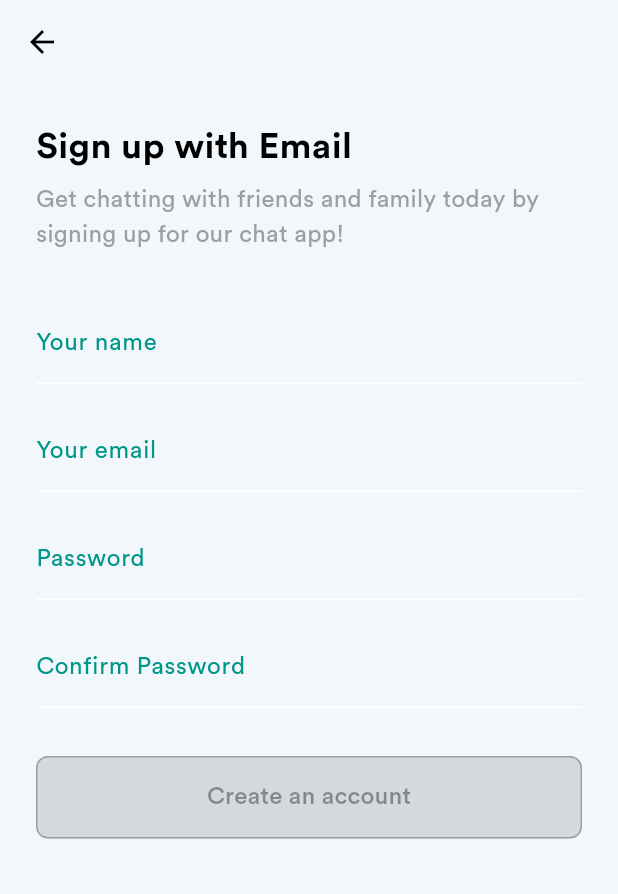
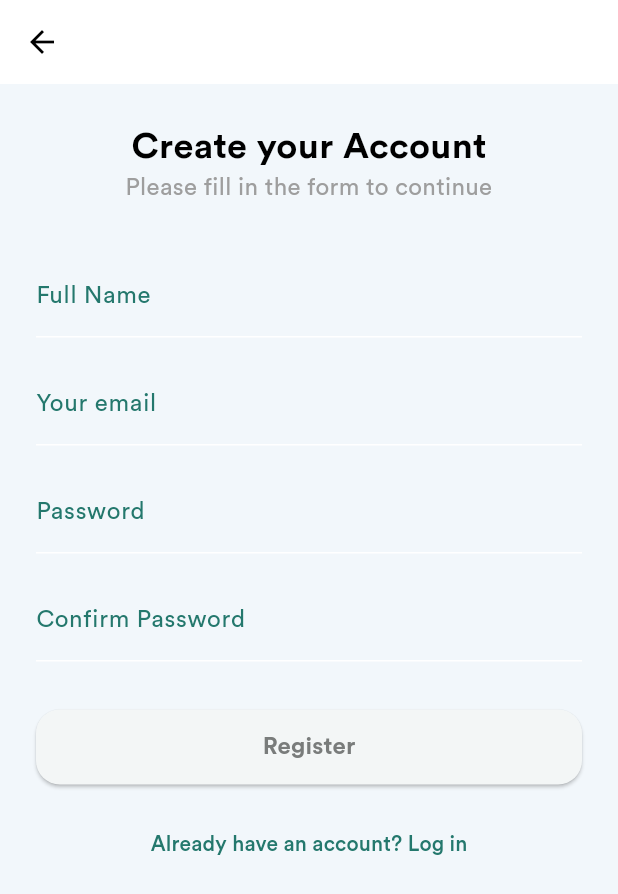
Before and after one commit to XuanThongN/PingMeChat, a Flutter app: the screen it shows after launch, after a tap on "Sign up with mail", on a phone screen of 412 x 824 dp. Shown: the top 894 px of the screen. Run offline on Flutter 3.47's test engine with Material 3 defaults, Android fonts, the light colour scheme and no system bars; our stand-ins replace flutter_slidable; project files that could hold a hidden picture were left out.

Commit message:
feat: optimize code in login and register page

```diff
--- a/Frontend/pingmechat_ui/lib/main.dart
+++ b/Frontend/pingmechat_ui/lib/main.dart
@@ -1,5 +1,4 @@
 import 'package:flutter/material.dart';
-import 'package:pingmechat_ui/presentation/pages/login_page.dart';
 import 'package:pingmechat_ui/splash_screen.dart';
 
 import 'config/theme.dart';
--- a/Frontend/pingmechat_ui/lib/presentation/pages/register_page.dart
+++ b/Frontend/pingmechat_ui/lib/presentation/pages/register_page.dart
@@ -1,10 +1,21 @@
+import 'dart:async';
+
 import 'package:flutter/material.dart';
+import 'package:pingmechat_ui/core/utils/input_validator.dart';
+import 'package:pingmechat_ui/presentation/pages/login_page.dart';
+import 'package:pingmechat_ui/presentation/widgets/app_bar.dart';
+import 'package:pingmechat_ui/presentation/widgets/custom_divider.dart';
+import 'package:pingmechat_ui/presentation/widgets/custom_text_field.dart';
+
+import '../../config/theme.dart';
+import '../widgets/custom_button.dart';
+import '../widgets/social_button.dart';
 
 class RegisterPage extends StatefulWidget {
   const RegisterPage({Key? key}) : super(key: key);
 
   @override
-  _RegisterPageState createState() => _RegisterPageState();
+  State<RegisterPage> createState() => _RegisterPageState();
 }
 
 class _RegisterPageState extends State<RegisterPage> {
@@ -13,97 +24,125 @@ class _RegisterPageState extends State<RegisterPage> {
   final _emailController = TextEditingController();
   final _passwordController = TextEditingController();
   final _confirmPasswordController = TextEditingController();
+  final _isFormValid = ValueNotifier<bool>(false);
+  final _isLoading = ValueNotifier<bool>(false);
+  Timer? _debounce;
 
-  bool _isFormValid = false;
+  final _nameFocusNode = FocusNode();
+  final _emailFocusNode = FocusNode();
+  final _passwordFocusNode = FocusNode();
+  final _confirmPasswordFocusNode = FocusNode();
 
   @override
   void initState() {
     super.initState();
-    _nameController.addListener(_updateFormState);
-    _emailController.addListener(_updateFormState);
-    _passwordController.addListener(_updateFormState);
-    _confirmPasswordController.addListener(_updateFormState);
+    _nameController.addListener(_validateForm);
+    _emailController.addListener(_validateForm);
+    _passwordController.addListener(_validateForm);
+    _confirmPasswordController.addListener(_validateForm);
   }
 
-  void _updateFormState() {
-    setState(() {
-      _isFormValid = _formKey.currentState?.validate() ?? false;
+  void _validateForm() {
+    if (_debounce?.isActive ?? false) _debounce?.cancel();
+    _debounce = Timer(const Duration(milliseconds: 500), () {
+      _isFormValid.value = _formKey.currentState?.validate() ?? false;
     });
   }
 
   @override
   void dispose() {
+    _debounce?.cancel();
     _nameController.dispose();
     _emailController.dispose();
     _passwordController.dispose();
     _confirmPasswordController.dispose();
+    _isFormValid.dispose();
+    _nameFocusNode.dispose();
+    _emailFocusNode.dispose();
+    _passwordFocusNode.dispose();
+    _confirmPasswordFocusNode.dispose();
     super.dispose();
   }
 
   @override
   Widget build(BuildContext context) {
     return Scaffold(
-      appBar: AppBar(
-        leading: IconButton(
-          icon: const Icon(Icons.arrow_back, color: Colors.black),
-          onPressed: () => Navigator.of(context).pop(),
-        ),
-        backgroundColor: Colors.transparent,
-        elevation: 0,
-      ),
+      appBar: CustomAppBar(),
       body: SingleChildScrollView(
-        child: Padding(
         padding: const EdgeInsets.all(24.0),
         child: Form(
           key: _formKey,
           child: Column(
             crossAxisAlignment: CrossAxisAlignment.start,
             children: [
-                const Text(
-                  'Sign up with Email',
+              const Center(
+                child: Column(
+                  children: [
+                    Text(
+                      'Create your Account',
                       style: TextStyle(
                         fontSize: 24,
                         fontWeight: FontWeight.bold,
+                        color: Colors.black,
                       ),
                     ),
-                const SizedBox(height: 8),
-                const Text(
-                  'Get chatting with friends and family today by signing up for our chat app!',
+                    Text(
+                      'Please fill in the form to continue',
+                      textAlign: TextAlign.center,
                       style: TextStyle(
                         fontSize: 16,
                         color: Colors.grey,
                       ),
                     ),
-                const SizedBox(height: 32),
-                _buildTextField('Your name', _nameController),
-                const SizedBox(height: 16),
-                _buildTextField('Your email', _emailController, isEmail: true),
-                const SizedBox(height: 16),
-                _buildTextField('Password', _passwordController, isPassword: true),
-                const SizedBox(height: 16),
-                _buildTextField('Confirm Password', _confirmPasswordController, isPassword: true),
-                const SizedBox(height: 32),
-                SizedBox(
-                  width: double.infinity,
-                  child: ElevatedButton(
-                    onPressed: _isFormValid
-                        ? () {
-                      // TODO: Implement sign up logic
-                      print('Sign up button pressed');
-                    }
-                        : null,
-                    style: ElevatedButton.styleFrom(
-                      backgroundColor: _isFormValid ? Colors.teal : Colors.white,
-                      foregroundColor: _isFormValid ? Colors.white : Colors.grey,
-                      padding: const EdgeInsets.symmetric(vertical: 16),
-                      shape: RoundedRectangleBorder(
-                        borderRadius: BorderRadius.circular(8),
-                        side: BorderSide(color: _isFormValid ? Colors.transparent : Colors.grey),
+                  ],
                 ),
               ),
+              const SizedBox(height: 32),
+              _buildNameField(),
+              const SizedBox(height: 16),
+              _buildEmailField(),
+              const SizedBox(height: 16),
+              _buildPasswordField(),
+              const SizedBox(height: 16),
+              _buildConfirmPasswordField(),
+              const SizedBox(height: 32),
+              ValueListenableBuilder<bool>(
+                valueListenable: _isLoading,
+                builder: (context, isLoading, child) {
+                  return ValueListenableBuilder<bool>(
+                    valueListenable: _isFormValid,
+                    builder: (context, isFormValid, child) {
+                      return CustomElevatedButton(
+                        text: 'Register',
+                        onPressed: (isFormValid && !isLoading)
+                            ? _handleRegister
+                            : () {},
+                        foregroundColor: (isFormValid && !isLoading)
+                            ? AppColors.white
+                            : AppColors.tertiary,
+                        backgroundColor: (isFormValid && !isLoading)
+                            ? AppColors.primary
+                            : AppColors.disabledColor,
+                        isLoading: isLoading,
+                      );
+                    },
+                  );
+                },
+              ),
+              const SizedBox(height: 16),
+              Center(
+                child: TextButton(
+                  onPressed: () {
+                    // Navigate to login screen here
+                    Navigator.push(
+                      context,
+                      MaterialPageRoute(
+                          builder: (context) => const LoginPage()),
+                    );
+                  },
                   child: const Text(
-                      'Create an account',
-                      style: TextStyle(fontSize: 16),
+                    'Already have an account? Log in',
+                    style: TextStyle(color: AppColors.primary),
                   ),
                 ),
               ),
@@ -111,33 +150,78 @@ class _RegisterPageState extends State<RegisterPage> {
           ),
         ),
       ),
-      ),
     );
   }
 
-  Widget _buildTextField(String label, TextEditingController controller, {bool isPassword = false, bool isEmail = false}) {
-    return TextFormField(
-      controller: controller,
-      obscureText: isPassword,
-      decoration: InputDecoration(
-        labelText: label,
-        labelStyle: const TextStyle(color: Colors.teal),
-        focusedBorder: const UnderlineInputBorder(
-          borderSide: BorderSide(color: Colors.teal),
-        ),
-      ),
-      validator: (value) {
-        if (value == null || value.isEmpty) {
-          return 'Please enter $label';
-        }
-        if (isEmail && !RegExp(r'^[\w-\.]+@([\w-]+\.)+[\w-]{2,4}$').hasMatch(value)) {
-          return 'Please enter a valid email';
-        }
-        if (isPassword && value.length < 6) {
-          return 'Password must be at least 6 characters';
-        }
-        return null;
-      },
+  Widget _buildNameField() {
+    return CustomTextField(
+      label: 'Full Name',
+      controller: _nameController,
+      validator: InputValidator.validateName,
+      keyboardType: TextInputType.name,
+      focusNode: _nameFocusNode,
+      onFieldSubmitted: (_) =>
+          FocusScope.of(context).requestFocus(_emailFocusNode),
     );
   }
+
+  Widget _buildEmailField() {
+    return CustomTextField(
+      label: 'Your email',
+      controller: _emailController,
+      validator: InputValidator.validateEmail,
+      keyboardType: TextInputType.emailAddress,
+      focusNode: _emailFocusNode,
+      onFieldSubmitted: (_) =>
+          FocusScope.of(context).requestFocus(_passwordFocusNode),
+    );
   }
+
+  Widget _buildPasswordField() {
+    return CustomTextField(
+      label: 'Password',
+      isPassword: true,
+      controller: _passwordController,
+      validator: InputValidator.validatePassword,
+      keyboardType: TextInputType.visiblePassword,
+      focusNode: _passwordFocusNode,
+      onFieldSubmitted: (_) =>
+          FocusScope.of(context).requestFocus(_confirmPasswordFocusNode),
+    );
+  }
+
+  Widget _buildConfirmPasswordField() {
+    return CustomTextField(
+      label: 'Confirm Password',
+      isPassword: true,
+      controller: _confirmPasswordController,
+      validator: (value) => InputValidator.validateConfirmPassword(
+          value, _passwordController.text),
+      keyboardType: TextInputType.visiblePassword,
+      focusNode: _confirmPasswordFocusNode,
+      onFieldSubmitted: (_) => _handleRegister(),
+    );
+  }
+
+  void _handleRegister() async {
+    if (_formKey.currentState!.validate()) {
+      _isLoading.value = true;
+      try {
+        // Call API here
+        await Future.delayed(const Duration(seconds: 2)); // Fake API call
+        // Xử lý kết quả đăng ký thành công
+        ScaffoldMessenger.of(context).showSnackBar(
+          const SnackBar(content: Text('Registration successful')),
+        );
+        // Navigate to next screen or login screen
+      } catch (e) {
+        // Xử lý lỗi
+        ScaffoldMessenger.of(context).showSnackBar(
+          SnackBar(content: Text('Registration failed: $e')),
+        );
+      } finally {
+        _isLoading.value = false;
+      }
+    }
+  }
+}
--- a/Frontend/pingmechat_ui/lib/presentation/widgets/custom_button.dart
+++ b/Frontend/pingmechat_ui/lib/presentation/widgets/custom_button.dart
@@ -7,12 +7,16 @@ class CustomElevatedButton extends StatelessWidget {
       required this.text,
       required this.onPressed,
       required this.foregroundColor,
-      required this.backgroundColor});
+      required this.backgroundColor,
+      this.child,
+      this.isLoading = false});
 
   final String text;
   final VoidCallback onPressed;
   final Color foregroundColor;
   final Color backgroundColor;
+  final Widget? child;
+  final bool isLoading;
 
   @override
   Widget build(BuildContext context) {
@@ -20,19 +24,30 @@ class CustomElevatedButton extends StatelessWidget {
       width: double.infinity,
       height: 50,
       child: ElevatedButton(
-        onPressed: onPressed,
+        onPressed: isLoading ? null : onPressed,
         style: ElevatedButton.styleFrom(
           foregroundColor: foregroundColor,
           backgroundColor: backgroundColor,
           minimumSize: const Size(double.infinity, 56),
           shape: RoundedRectangleBorder(
-            borderRadius: BorderRadius.circular(20),
+            borderRadius: BorderRadius.circular(16),
           ),
         ),
-        child: Text(
-          text,
-          style: const TextStyle(fontSize: 16, fontWeight: FontWeight.bold),
-        ),
+        child: isLoading
+            ? const SizedBox(
+                width: 20,
+                height: 20,
+                child: CircularProgressIndicator(
+                  strokeWidth: 2,
+                  valueColor: AlwaysStoppedAnimation<Color>(Colors.white),
+                ),
+              )
+            : child ??
+                Text(
+                  text,
+                  style: const TextStyle(
+                      fontSize: 16, fontWeight: FontWeight.bold),
+                ),
       ),
     );
   }
--- a/Frontend/pingmechat_ui/lib/presentation/widgets/custom_text_field.dart
+++ b/Frontend/pingmechat_ui/lib/presentation/widgets/custom_text_field.dart
@@ -1,4 +1,5 @@
 import 'package:flutter/material.dart';
+import 'package:flutter/services.dart';
 import 'package:pingmechat_ui/config/theme.dart';
 
 class CustomTextField extends StatelessWidget {
@@ -8,16 +9,20 @@ class CustomTextField extends StatelessWidget {
     this.isPassword = false,
     this.autoFocus = false,
     required this.controller,
-    this.errorText,
-    this.onChanged,
+    this.validator,
+    this.keyboardType,
+    this.focusNode,
+    this.onFieldSubmitted,
   });
 
   final String label;
   final bool isPassword;
   final bool autoFocus;
   final TextEditingController controller;
-  final String? errorText;
-  final void Function(String)? onChanged;
+  final String? Function(String?)? validator;
+  final TextInputType? keyboardType;
+  final FocusNode? focusNode;
+  final void Function(String)? onFieldSubmitted;
 
   @override
   Widget build(BuildContext context) {
@@ -25,6 +30,11 @@ class CustomTextField extends StatelessWidget {
       controller: controller,
       autofocus: autoFocus,
       obscureText: isPassword,
+      validator: validator,
+      keyboardType: keyboardType,
+      autovalidateMode: AutovalidateMode.onUserInteraction,
+      focusNode: focusNode,
+      onFieldSubmitted: onFieldSubmitted,
       decoration: InputDecoration(
         border: const UnderlineInputBorder(),
         labelText: label,
@@ -32,9 +42,7 @@ class CustomTextField extends StatelessWidget {
         focusedBorder: const UnderlineInputBorder(
           borderSide: BorderSide(color: AppColors.primary),
         ),
-        errorText: errorText,
       ),
-      onChanged: onChanged,
     );
   }
 }
```
Also changed, not shown: Frontend/pingmechat_ui/lib/core/utils/input_validator.dart (+44 -0 lines), Frontend/pingmechat_ui/lib/presentation/pages/login_page.dart (+116 -76 lines). Lines whose indentation alone changed are shown as unchanged.
